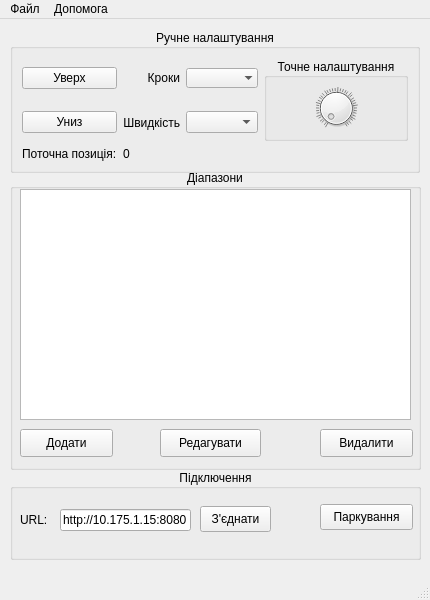
The window that ui.ui (neurotoxin78/pyqloop_controller) describes before a commit, drawn with Qt 5.
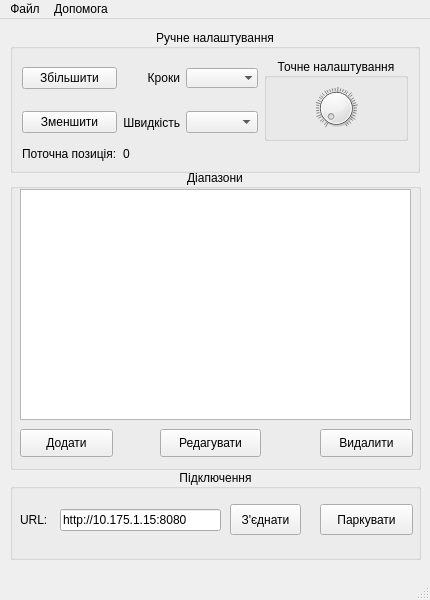
The same window after the commit.

```diff
--- a/ui.ui
+++ b/ui.ui
@@ -45,7 +45,7 @@
      <item row="0" column="0">
       <widget class="QPushButton" name="upButton">
        <property name="text">
-        <string>Уверх</string>
+        <string>Збільшити</string>
        </property>
       </widget>
      </item>
@@ -109,7 +109,7 @@
      <item row="1" column="0">
       <widget class="QPushButton" name="downButton">
        <property name="text">
-        <string>Униз</string>
+        <string>Зменшити</string>
        </property>
       </widget>
      </item>
@@ -225,10 +225,10 @@
     <widget class="QPushButton" name="connectButton">
      <property name="geometry">
       <rect>
-       <x>190</x>
-       <y>37</y>
+       <x>220</x>
+       <y>35</y>
        <width>71</width>
-       <height>26</height>
+       <height>31</height>
       </rect>
      </property>
      <property name="text">
@@ -240,7 +240,7 @@
       <rect>
        <x>50</x>
        <y>40</y>
-       <width>131</width>
+       <width>161</width>
        <height>22</height>
       </rect>
      </property>
@@ -267,11 +267,11 @@
        <x>310</x>
        <y>35</y>
        <width>93</width>
-       <height>26</height>
+       <height>31</height>
       </rect>
      </property>
      <property name="text">
-      <string>Паркування</string>
+      <string>Паркувати</string>
      </property>
     </widget>
    </widget>
```
Left out of the diff: 2 changed lines with no effect on the pictures.
